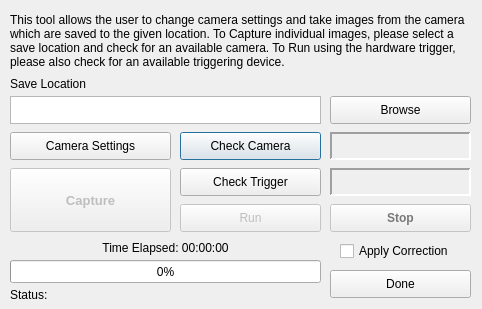
Before: the Qt Designer form gui/dialogImageCapture.ui in Spinarakk/defectmonitor, drawn with Qt 5.
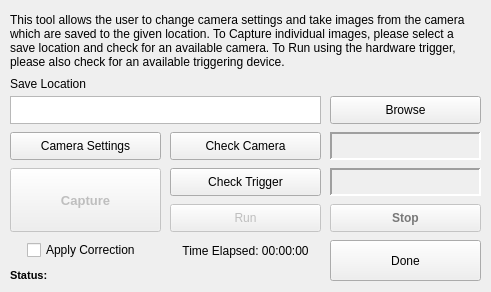
After: the same form once the commit is applied. Icons and pictures are not drawn.

Patch:
```diff
--- a/gui/dialogImageCapture.ui
+++ b/gui/dialogImageCapture.ui
@@ -2,15 +2,12 @@
 <ui version="4.0">
  <class>dialogImageCapture</class>
  <widget class="QDialog" name="dialogImageCapture">
-  <property name="windowModality">
-   <enum>Qt::NonModal</enum>
-  </property>
   <property name="geometry">
    <rect>
     <x>0</x>
     <y>0</y>
-    <width>482</width>
-    <height>309</height>
+    <width>491</width>
+    <height>292</height>
    </rect>
   </property>
   <property name="windowTitle">
@@ -28,7 +25,7 @@
     <rect>
      <x>330</x>
      <y>132</y>
-     <width>141</width>
+     <width>151</width>
      <height>28</height>
     </rect>
    </property>
@@ -54,12 +51,15 @@
   <widget class="QPushButton" name="buttonCheckCamera">
    <property name="geometry">
     <rect>
-     <x>180</x>
+     <x>170</x>
      <y>132</y>
-     <width>141</width>
+     <width>151</width>
      <height>28</height>
     </rect>
    </property>
+   <property name="focusPolicy">
+    <enum>Qt::NoFocus</enum>
+   </property>
    <property name="text">
     <string>Check Camera</string>
    </property>
@@ -69,10 +69,13 @@
     <rect>
      <x>10</x>
      <y>132</y>
-     <width>161</width>
+     <width>151</width>
      <height>28</height>
     </rect>
    </property>
+   <property name="focusPolicy">
+    <enum>Qt::NoFocus</enum>
+   </property>
    <property name="text">
     <string>Camera Settings</string>
    </property>
@@ -92,10 +95,13 @@
     <rect>
      <x>330</x>
      <y>96</y>
-     <width>141</width>
+     <width>151</width>
      <height>28</height>
     </rect>
    </property>
+   <property name="focusPolicy">
+    <enum>Qt::NoFocus</enum>
+   </property>
    <property name="text">
     <string>Browse</string>
    </property>
@@ -117,9 +123,9 @@
    <property name="geometry">
     <rect>
      <x>10</x>
-     <y>10</y>
-     <width>461</width>
-     <height>61</height>
+     <y>5</y>
+     <width>471</width>
+     <height>71</height>
     </rect>
    </property>
    <property name="text">
@@ -133,11 +139,14 @@
    <property name="geometry">
     <rect>
      <x>330</x>
-     <y>270</y>
-     <width>141</width>
-     <height>28</height>
+     <y>240</y>
+     <width>151</width>
+     <height>41</height>
     </rect>
    </property>
+   <property name="focusPolicy">
+    <enum>Qt::NoFocus</enum>
+   </property>
    <property name="text">
     <string>Done</string>
    </property>
@@ -150,7 +159,7 @@
     <rect>
      <x>10</x>
      <y>168</y>
-     <width>161</width>
+     <width>151</width>
      <height>64</height>
     </rect>
    </property>
@@ -161,6 +170,9 @@
      <bold>true</bold>
     </font>
    </property>
+   <property name="focusPolicy">
+    <enum>Qt::NoFocus</enum>
+   </property>
    <property name="text">
     <string>Capture</string>
    </property>
@@ -171,12 +183,15 @@
    </property>
    <property name="geometry">
     <rect>
-     <x>180</x>
+     <x>170</x>
      <y>204</y>
-     <width>141</width>
+     <width>151</width>
      <height>28</height>
     </rect>
    </property>
+   <property name="focusPolicy">
+    <enum>Qt::NoFocus</enum>
+   </property>
    <property name="text">
     <string>Run</string>
    </property>
@@ -189,7 +204,7 @@
     <rect>
      <x>330</x>
      <y>204</y>
-     <width>141</width>
+     <width>151</width>
      <height>28</height>
     </rect>
    </property>
@@ -236,6 +251,9 @@
      <bold>true</bold>
     </font>
    </property>
+   <property name="focusPolicy">
+    <enum>Qt::NoFocus</enum>
+   </property>
    <property name="text">
     <string>Stop</string>
    </property>
@@ -243,10 +261,10 @@
   <widget class="QLabel" name="labelTimeElapsed">
    <property name="geometry">
     <rect>
-     <x>10</x>
-     <y>238</y>
-     <width>311</width>
-     <height>20</height>
+     <x>170</x>
+     <y>240</y>
+     <width>151</width>
+     <height>21</height>
     </rect>
    </property>
    <property name="text">
@@ -260,37 +278,34 @@
    <property name="geometry">
     <rect>
      <x>10</x>
-     <y>287</y>
+     <y>265</y>
      <width>321</width>
-     <height>16</height>
+     <height>21</height>
     </rect>
    </property>
+   <property name="font">
+    <font>
+     <pointsize>8</pointsize>
+     <weight>75</weight>
+     <bold>true</bold>
+    </font>
+   </property>
    <property name="text">
     <string>Status:</string>
    </property>
   </widget>
-  <widget class="QProgressBar" name="progressBar">
-   <property name="geometry">
-    <rect>
-     <x>10</x>
-     <y>260</y>
-     <width>311</width>
-     <height>23</height>
-    </rect>
-   </property>
-   <property name="value">
-    <number>0</number>
-   </property>
-  </widget>
   <widget class="QCheckBox" name="checkApplyCorrection">
    <property name="geometry">
     <rect>
-     <x>340</x>
-     <y>241</y>
+     <x>27</x>
+     <y>240</y>
      <width>131</width>
      <height>20</height>
     </rect>
    </property>
+   <property name="focusPolicy">
+    <enum>Qt::StrongFocus</enum>
+   </property>
    <property name="layoutDirection">
     <enum>Qt::LeftToRight</enum>
    </property>
@@ -303,7 +318,7 @@
     <rect>
      <x>330</x>
      <y>168</y>
-     <width>141</width>
+     <width>151</width>
      <height>28</height>
     </rect>
    </property>
@@ -329,12 +344,15 @@
   <widget class="QPushButton" name="buttonCheckTrigger">
    <property name="geometry">
     <rect>
-     <x>180</x>
+     <x>170</x>
      <y>168</y>
-     <width>141</width>
+     <width>151</width>
      <height>28</height>
     </rect>
    </property>
+   <property name="focusPolicy">
+    <enum>Qt::NoFocus</enum>
+   </property>
    <property name="text">
     <string>Check Trigger</string>
    </property>
```
